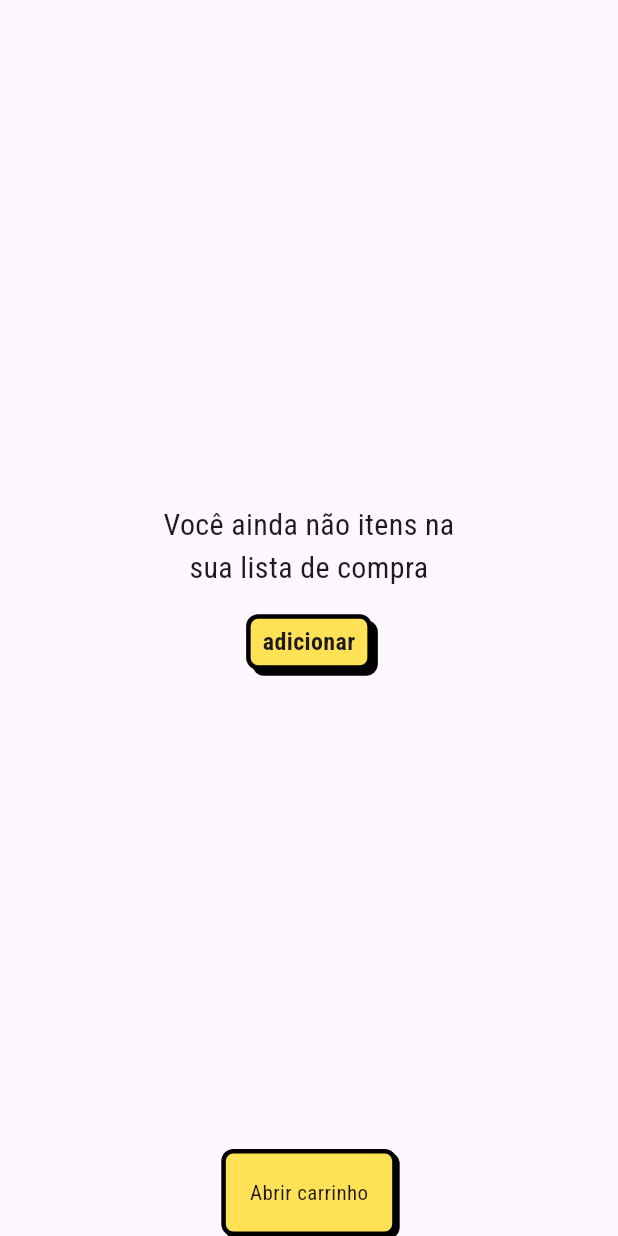
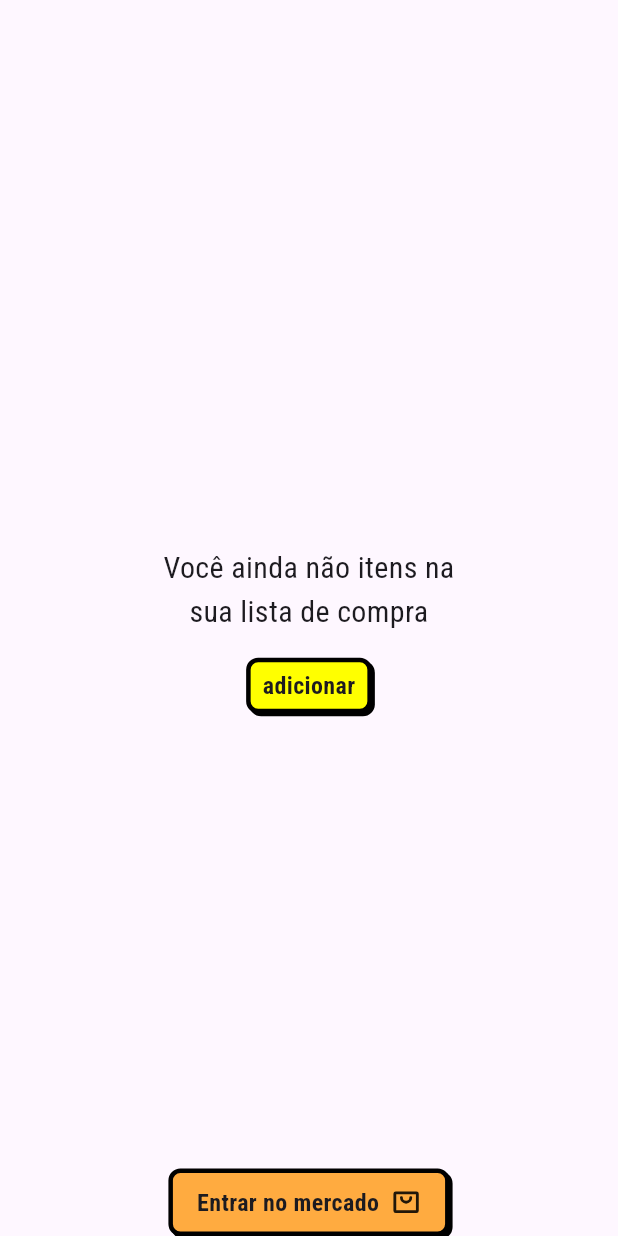
Before and after one commit to BerkSpar/grocery, a Flutter app: the screen it shows after launch, on a phone screen of 412 x 824 dp. Run offline on Flutter 3.47's test engine with Material 3 defaults, Android fonts, the phone set to English and light mode, and no system bars; our stand-ins replace drift, drift_flutter, google_fonts, phosphor_flutter; accounts and stored records are empty; generated files the repository leaves out were written again.

Commit message:
feat: adiciona logica do carrinho

```diff
--- a/lib/database/database.dart
+++ b/lib/database/database.dart
@@ -4,6 +4,7 @@ import 'package:drift/drift.dart';
 import 'package:drift_flutter/drift_flutter.dart';
 import 'package:grocery/database/cart_table.dart';
 import 'package:path_provider/path_provider.dart';
+
 import 'cart_item_table.dart';
 
 part 'database.g.dart';
--- a/lib/views/cart/cart_screen.dart
+++ b/lib/views/cart/cart_screen.dart
@@ -2,6 +2,7 @@ import 'package:flutter/material.dart';
 import 'package:grocery/daos/cart_dao.dart';
 import 'package:grocery/views/cart/widgets/barcode_scanner_button.dart';
 import 'package:grocery/views/cart/widgets/cart_summary.dart';
+import 'package:grocery/views/cart/widgets/close_cart_button.dart';
 import 'package:grocery/views/cart/widgets/next_items_list.dart';
 import 'package:grocery/views/cart/widgets/timer_header.dart';
 import 'package:provider/provider.dart';
@@ -16,6 +17,7 @@ class CartScreen extends StatefulWidget {
 class _CartScreenState extends State<CartScreen> {
   void closeCart() {
     context.read<CartDAO>().closeCart(DateTime.now());
+    Navigator.of(context).pop();
   }
 
   @override
@@ -25,7 +27,7 @@ class _CartScreenState extends State<CartScreen> {
         child: Column(
           crossAxisAlignment: .start,
           children: [
-            TimerHeader(startedAt: DateTime.now(), onClose: closeCart),
+            TimerHeader(startedAt: DateTime.now()),
             const SizedBox(height: 16),
             StreamBuilder(
               stream: context.read<CartDAO>().watchOpenCartTotalPrice(),
@@ -37,6 +39,7 @@ class _CartScreenState extends State<CartScreen> {
             BarcodeScannerButton(onTap: () {}),
             const SizedBox(height: 16),
             NextItemsList(items: []),
+            CloseCartButton(onCloseCart: closeCart),
           ],
         ),
       ),
--- a/lib/views/cart/widgets/cart_summary.dart
+++ b/lib/views/cart/widgets/cart_summary.dart
@@ -19,7 +19,7 @@ class CartSummary extends StatelessWidget {
       child: Padding(
         padding: const EdgeInsets.symmetric(horizontal: 24),
         child: NeoCard(
-          backgroundColor: Colors.green,
+          backgroundColor: Colors.greenAccent,
           child: SizedBox(
             width: double.maxFinite,
             child: Column(
--- a/lib/views/home/home_screen.dart
+++ b/lib/views/home/home_screen.dart
@@ -2,10 +2,12 @@ import 'dart:developer';
 
 import 'package:flutter/material.dart';
 import 'package:grocery/daos/cart_dao.dart';
+import 'package:grocery/views/cart/cart_screen.dart';
 import 'package:grocery/views/home/widgets/cart_home_summary.dart';
 import 'package:grocery/views/home/widgets/cart_items_list.dart';
 import 'package:grocery/views/home/widgets/create_cart_item_bottom_sheet.dart';
 import 'package:grocery/widgets/neo_card.dart';
+import 'package:phosphor_flutter/phosphor_flutter.dart';
 import 'package:provider/provider.dart';
 
 class HomeScreen extends StatefulWidget {
@@ -16,9 +18,10 @@ class HomeScreen extends StatefulWidget {
 }
 
 class _HomeScreenState extends State<HomeScreen> {
-  void createCart() {
+  void createCartAndNavigate() {
     try {
       context.read<CartDAO>().createCart();
+      navigateToCart();
     } on Exception catch (e) {
       log(e.toString());
     }
@@ -33,6 +36,10 @@ class _HomeScreenState extends State<HomeScreen> {
     );
   }
 
+  void navigateToCart() {
+    Navigator.of(context).push(MaterialPageRoute(builder: (_) => CartScreen()));
+  }
+
   void toggleCartItem(int cartItemId) {
     context.read<CartDAO>().toggleCartItem(cartItemId);
   }
@@ -41,7 +48,9 @@ class _HomeScreenState extends State<HomeScreen> {
   Widget build(BuildContext context) {
     return Scaffold(
       body: SafeArea(
-        child: Column(
+        child: Stack(
+          children: [
+            Column(
               children: [
                 StreamBuilder(
                   stream: context.read<CartDAO>().watchOpenCartTotalPrice(),
@@ -53,6 +62,7 @@ class _HomeScreenState extends State<HomeScreen> {
                     return CartHomeSummary(totalValue: stream.data ?? 0);
                   },
                 ),
+
                 const SizedBox(height: 16),
 
                 StreamBuilder(
@@ -65,16 +75,46 @@ class _HomeScreenState extends State<HomeScreen> {
                     );
                   },
                 ),
-
-            StreamBuilder(
+              ],
+            ),
+            Align(
+              alignment: AlignmentGeometry.bottomCenter,
+              child: StreamBuilder(
                 stream: context.read<CartDAO>().watchOpenCartTotalPrice(),
                 builder: (context, stream) {
-                if (stream.hasData) return SizedBox.shrink();
                   return NeoCard(
-                  onTap: createCart,
-                  child: Text('Abrir carrinho'),
+                    onTap: stream.hasData
+                        ? navigateToCart
+                        : createCartAndNavigate,
+                    backgroundColor: Colors.orangeAccent,
+                    padding: EdgeInsetsGeometry.symmetric(
+                      horizontal: 16,
+                      vertical: 8,
+                    ),
+                    child: Row(
+                      mainAxisSize: .min,
+                      spacing: 8,
+                      children: [
+                        Text(
+                          stream.hasData
+                              ? 'Abrir o carrinho'
+                              : 'Entrar no mercado',
+                          style: TextStyle(fontSize: 16, fontWeight: .bold),
+                        ),
+                        stream.hasData
+                            ? PhosphorIcon(
+                                PhosphorIconsBold.shoppingBagOpen,
+                                size: 20,
+                              )
+                            : PhosphorIcon(
+                                PhosphorIconsBold.shoppingBag,
+                                size: 20,
+                              ),
+                      ],
+                    ),
                   );
                 },
+              ),
             ),
           ],
         ),
--- a/lib/views/home/widgets/cart_home_summary.dart
+++ b/lib/views/home/widgets/cart_home_summary.dart
@@ -20,7 +20,7 @@ class CartHomeSummary extends StatelessWidget {
     return Padding(
       padding: const EdgeInsets.symmetric(horizontal: 24),
       child: NeoCard(
-        backgroundColor: Colors.green,
+        backgroundColor: Colors.orangeAccent,
         onTap: () {
           Navigator.of(
             context,
--- a/lib/views/home/widgets/cart_items_list.dart
+++ b/lib/views/home/widgets/cart_items_list.dart
@@ -33,8 +33,6 @@ class CartItemsList extends StatelessWidget {
                 const SizedBox(height: 16),
                 NeoCard(
                   onTap: onAddNewItem,
-                  backgroundColor: Color(0xFFFFE156),
-                  shadowOffset: 4,
                   padding: EdgeInsets.symmetric(horizontal: 8, vertical: 4),
                   child: Text(
                     'adicionar',
--- a/lib/widgets/neo_card.dart
+++ b/lib/widgets/neo_card.dart
@@ -11,7 +11,7 @@ class NeoCard extends StatefulWidget {
   const NeoCard({
     super.key,
     required this.child,
-    this.backgroundColor = const Color(0xFFFFE156),
+    this.backgroundColor = Colors.yellowAccent,
     this.shadowColor = Colors.black,
     this.shadowOffset = 2,
     this.onTap,
@@ -28,14 +28,18 @@ class _NeoCardState extends State<NeoCard> {
   @override
   Widget build(BuildContext context) {
     return GestureDetector(
-      onTapDown: widget.onTap != null ? (_) => setState(() => _isPressed = true) : null,
+      onTapDown: widget.onTap != null
+          ? (_) => setState(() => _isPressed = true)
+          : null,
       onTapUp: widget.onTap != null
           ? (_) {
               setState(() => _isPressed = false);
               widget.onTap?.call();
             }
           : null,
-      onTapCancel: widget.onTap != null ? () => setState(() => _isPressed = false) : null,
+      onTapCancel: widget.onTap != null
+          ? () => setState(() => _isPressed = false)
+          : null,
       child: AnimatedContainer(
         duration: const Duration(milliseconds: 50),
         transform: Matrix4.translationValues(
```
Also changed, not shown: lib/views/cart/widgets/close_cart_button.dart (added, +30 -0 lines), lib/views/cart/widgets/timer_header.dart (+11 -16 lines). Lines whose indentation alone changed are shown as unchanged.
